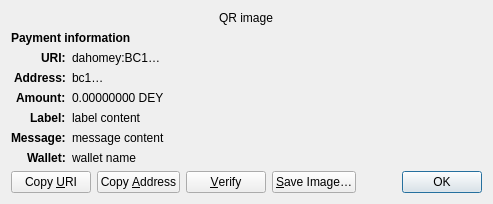
Before: the Qt Designer form src/qt/forms/receiverequestdialog.ui in wilofice/dahomey, drawn with Qt 5.
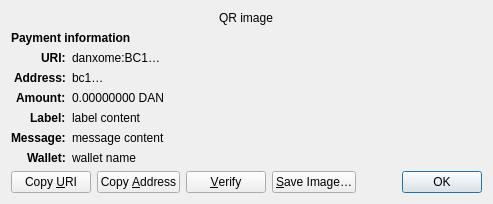
After: the same form once the commit is applied. Custom widgets are drawn as their Qt base class.

Patch:
```diff
--- a/src/qt/forms/receiverequestdialog.ui
+++ b/src/qt/forms/receiverequestdialog.ui
@@ -65,7 +65,7 @@
    <item row="2" column="1" alignment="Qt::AlignTop">
     <widget class="QLabel" name="uri_content">
      <property name="text">
-      <string notr="true">dahomey:BC1…</string>
+      <string notr="true">danxome:BC1…</string>
      </property>
      <property name="textFormat">
       <enum>Qt::RichText</enum>
@@ -126,7 +126,7 @@
    <item row="4" column="1" alignment="Qt::AlignTop">
     <widget class="QLabel" name="amount_content">
      <property name="text">
-      <string notr="true">0.00000000 DEY</string>
+      <string notr="true">0.00000000 DAN</string>
      </property>
      <property name="textFormat">
       <enum>Qt::PlainText</enum>
```
